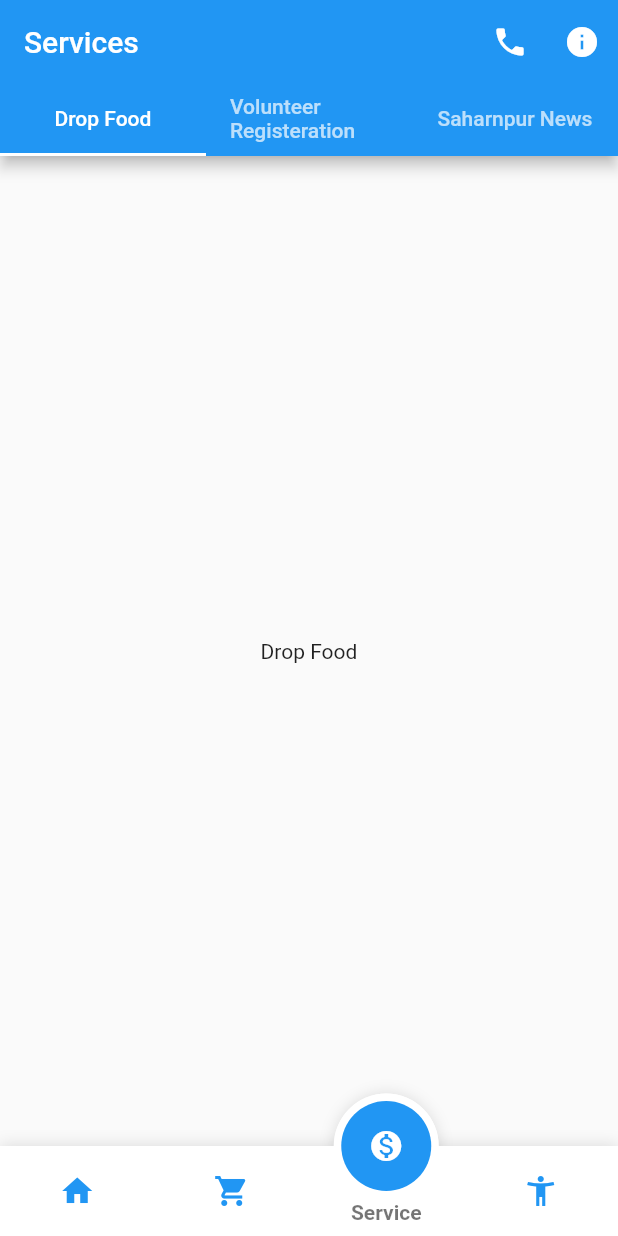
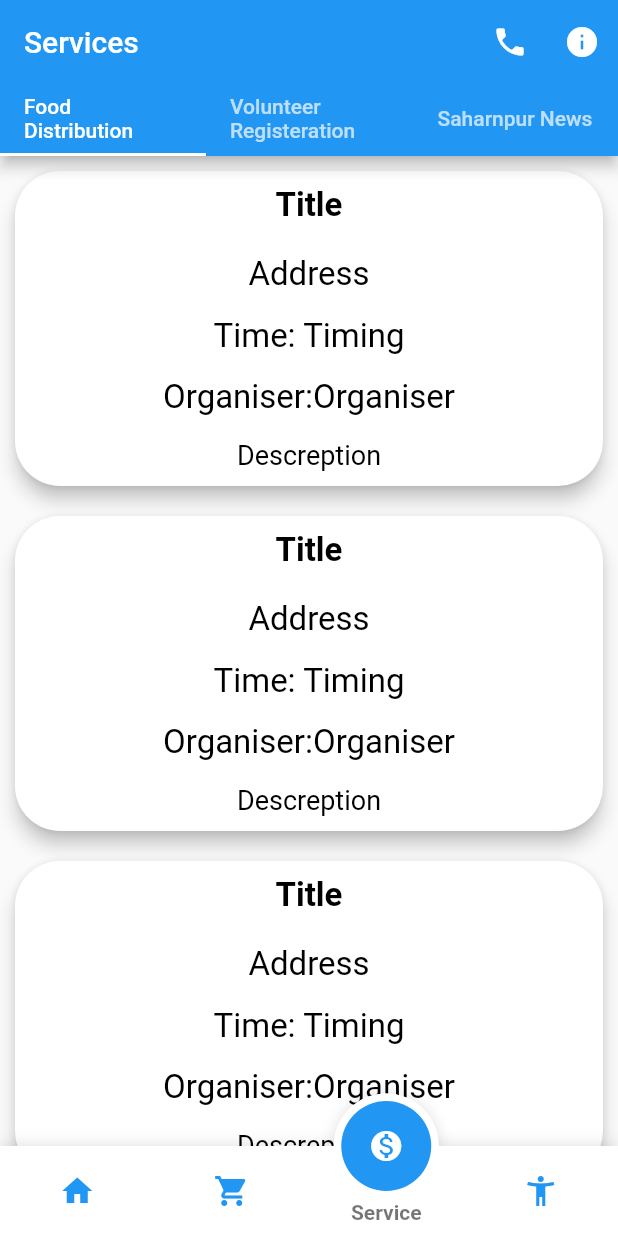
Before and after one commit to engineer-rohan-arora/Covid_19_City_UI_Flutter, a Flutter app: the screen it shows after launch, item 3 of the bottom bar chosen, on a phone screen of 412 x 824 dp. Run offline on Flutter 3.47's test engine with Material 2 defaults, Android fonts, the phone set to English and light mode, and no system bars; drawn by our look-alikes of fancy_bottom_navigation; our stand-ins replace flutter_svg; missing offline and left inert: flutter_phone_state.

Commit message:
Services.dart Update

```diff
--- a/lib/screen/services/Services.dart
+++ b/lib/screen/services/Services.dart
@@ -1,7 +1,6 @@
 import 'package:flutter/material.dart';
 import 'package:saharanpurcovidapp/screen/info_scren.dart';
 import 'package:flutter_phone_state/flutter_phone_state.dart';
-
 class Services extends StatefulWidget {
   static const String id = 'service_screen';
   @override
@@ -9,6 +8,31 @@ class Services extends StatefulWidget {
 }
 
 class _Services extends State<Services> {
+  final controller = ScrollController();
+  double offset = 0;
+  int currentPage = 0;
+  GlobalKey bottomNavigationKey = GlobalKey();
+
+
+  @override
+  void initState() {
+    // TODO: implement initState
+    super.initState();
+    controller.addListener(onScroll);
+  }
+
+  @override
+  void dispose() {
+    // TODO: implement dispose
+    controller.dispose();
+    super.dispose();
+  }
+
+  void onScroll() {
+    setState(() {
+      offset = (controller.hasClients) ? controller.offset : 0;
+    });
+  }
   @override
   Widget build(BuildContext context) {
     return MaterialApp(
@@ -18,7 +42,7 @@ class _Services extends State<Services> {
           appBar: AppBar(
             bottom: TabBar(
               tabs: [
-                Tab(child: Center(child: Text('Drop Food')),),
+                Tab(child: Center(child: Text('Food Distribution')),),
                 Tab(child: Center(child: Text('Volunteer Registeration')),),
                 Tab(child: Center(child: Text('Saharnpur News')),),
               ],
@@ -42,12 +66,85 @@ class _Services extends State<Services> {
           ),
           body: TabBarView(
             children: [
-              Center
-                (child: Text('Drop Food')),
-              Center(
-                  child: Text('Volunteer Registeration')),
-              Center(
-                  child: Text('Saharanpur News'))
+              SingleChildScrollView(
+                controller: controller,
+                child: Column(
+                  children: <Widget>[
+                    FoodDistribution(text: 'Descreption',title: 'Title', timigs: 'Timing',area: 'Address', organiser: 'Organiser',),
+                    FoodDistribution(text: 'Descreption',title: 'Title', timigs: 'Timing',area: 'Address', organiser: 'Organiser',),
+                    FoodDistribution(text: 'Descreption',title: 'Title', timigs: 'Timing',area: 'Address', organiser: 'Organiser',)
+                  ],
+                ),
+                //FoodDistribution(text: 'Descreption',title: 'Title', timigs: 'Timing',area: 'Address', organiser: 'Organiser',)
+              ),
+              SingleChildScrollView(
+                controller: controller,
+                child: Center(
+                  child: Padding(
+                    padding: const EdgeInsets.all(36.0),
+                    child: Center(
+                      child: Column(
+                        mainAxisAlignment: MainAxisAlignment.center,
+                        crossAxisAlignment: CrossAxisAlignment.center,
+                        children: <Widget>[
+                          TextFormField(
+                            decoration: InputDecoration(
+                                border: OutlineInputBorder(),
+                                labelText: 'Enter your Name'
+                            ),
+                          ),
+                          SizedBox(height: 20),
+                          TextFormField(
+                            decoration: InputDecoration(
+                                border: OutlineInputBorder(),
+                                labelText: 'Enter your Email-id'
+                            ),
+                          ),
+                          SizedBox(height: 20),
+                          TextFormField(
+                            decoration: InputDecoration(
+                                border: OutlineInputBorder(),
+                                labelText: 'Enter Your Contact Number'
+                            ),
+                          ),
+                          SizedBox(height: 40),
+                          Padding(
+                            padding: const EdgeInsets.symmetric(vertical: 16.0),
+                            child: RaisedButton(
+                              color: Colors.blueAccent,
+                              onPressed: () {},
+                              child: Text('Submit',
+                                style: TextStyle(
+                                  color: Colors.white,
+                                  fontSize: 22,
+                                ),
+                              ),
+                            ),
+                          ),
+
+                        ],
+                      ),
+                    ),
+                  ),
+                ),
+              ),
+              SingleChildScrollView(
+                controller: controller,
+                child:Column(
+                  children: <Widget>[
+                    SizedBox(height: 15,),
+                    News(title: "News Title", text: "Content .........................................................",),
+                    SizedBox(height: 15,),
+                    News(title: "News Title", text: "Content .........................................................",),
+                    SizedBox(height: 15,),
+                    News(title: "News Title", text: "Content .........................................................",),
+                    SizedBox(height: 15,),
+                    News(title: "News Title", text: "Content .........................................................",),
+                    SizedBox(height: 15,),
+                    News(title: "News Title", text: "Content .........................................................",),
+                  ],
+                ),
+              )
             ],
           ),
         ),
@@ -55,3 +152,135 @@ class _Services extends State<Services> {
     );
   }
 }
+
+
+class FoodDistribution extends StatelessWidget {
+
+  FoodDistribution({this.title,this.text,this.area,this.timigs,this.organiser});
+
+  final String title;
+  final String area;
+  final String timigs;
+  final String organiser;
+  final String text;
+
+  @override
+  Widget build(BuildContext context) {
+    return Padding(
+      padding: const EdgeInsets.all(10.0),
+      child: Column(
+        crossAxisAlignment: CrossAxisAlignment.stretch,
+        children: <Widget>[
+
+          Material(
+            borderRadius: BorderRadius.only(
+              topLeft:Radius.circular(30),
+              bottomLeft: Radius.circular(30),
+              bottomRight: Radius.circular(30),
+              topRight: Radius.circular(30),
+            ),
+            elevation: 5.0,
+            color: Colors.white  ,
+            child: Padding(
+              padding: const EdgeInsets.symmetric(vertical: 10, horizontal: 20),
+
+              child: Column(
+                children: <Widget>[
+                  Text(title,
+                    style: TextStyle(
+                        fontSize: 22,
+                        color: Colors.black,
+                        fontWeight: FontWeight.bold
+                    ),),
+                  SizedBox(height: 20,),
+                  Text(area,style: TextStyle(
+                    fontSize: 22,
+                    color: Colors.black,
+                  ),),
+                  SizedBox(height: 15,),
+                  Text("Time: $timigs",style: TextStyle(
+                    fontSize: 22,
+                    color: Colors.black,
+                  ),),
+                  SizedBox(height: 15,),
+
+                  Text("Organiser:$organiser", style: TextStyle(
+                    fontSize: 22,
+                    color: Colors.black,
+                  ),),
+                  SizedBox(height: 15,),
+
+                  Text(text, style: TextStyle(
+                    fontSize: 18,
+                    color: Colors.black,
+                  ),),
+
+
+                ],
+              ),
+              //,
+            ),
+          ),
+
+        ],
+      ),
+    );
+  }
+}
+
+
+class News extends StatelessWidget {
+
+  News({this.title,this.text});
+
+  final String title;
+  final String text;
+
+  @override
+  Widget build(BuildContext context) {
+    return Padding(
+      padding: const EdgeInsets.all(10.0),
+      child: Column(
+        crossAxisAlignment: CrossAxisAlignment.stretch,
+        children: <Widget>[
+
+          Material(
+            borderRadius: BorderRadius.only(
+              topLeft:Radius.circular(30),
+              bottomLeft: Radius.circular(30),
+              bottomRight: Radius.circular(30),
+              topRight: Radius.circular(30),
+            ),
+            elevation: 5.0,
+            color: Colors.white  ,
+            child: Padding(
+              padding: const EdgeInsets.symmetric(vertical: 10, horizontal: 20),
+
+              child: Column(
+                children: <Widget>[
+                  Text(title,
+                    style: TextStyle(
+                      fontSize: 22,
+                      color: Colors.black,
+                      fontWeight: FontWeight.bold
+                    ),),
+
+                  SizedBox(height: 15,),
+
+                  Text(text, style: TextStyle(
+                    fontSize: 18,
+                    color: Colors.black,
+                  ),),
+
+
+                ],
+              ),
+              //,
+            ),
+          ),
+
+        ],
+      ),
+    );
+  }
+}
--- a/pubspec.yaml
+++ b/pubspec.yaml
@@ -28,6 +28,8 @@ dependencies:
   flutter_phone_state: ^0.5.9
 
 
+
+
 dev_dependencies:
   flutter_test:
     sdk: flutter
```
Also changed, not shown: lib/screen/info_scren.dart (+111 -3 lines).
